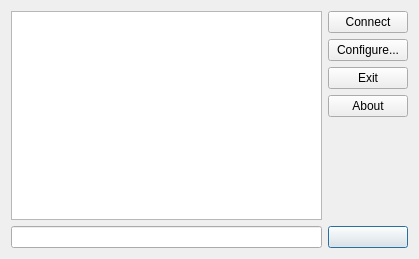
The window that client/mainwindow.ui (alu0100851700/ChatMultiusuario) describes before a commit, drawn with Qt 5.
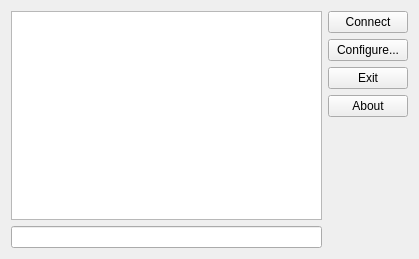
The same window after the commit.

```diff
--- a/client/mainwindow.ui
+++ b/client/mainwindow.ui
@@ -91,6 +91,12 @@
      </item>
      <item>
       <widget class="QPushButton" name="Avatar">
+       <property name="sizePolicy">
+        <sizepolicy hsizetype="Ignored" vsizetype="Fixed">
+         <horstretch>0</horstretch>
+         <verstretch>0</verstretch>
+        </sizepolicy>
+       </property>
        <property name="layoutDirection">
         <enum>Qt::LeftToRight</enum>
        </property>
@@ -103,6 +109,9 @@
          <height>16</height>
         </size>
        </property>
+       <property name="flat">
+        <bool>true</bool>
+       </property>
       </widget>
      </item>
     </layout>
```
